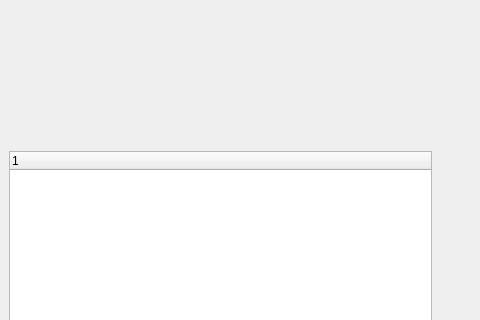
First picture: the form in src/moleculeviewerwidget.ui, repository KDE/kalzium, before the edit; both pictures show x 0 to 480 and y 85 to 405 of the 747 by 545 pixel window.
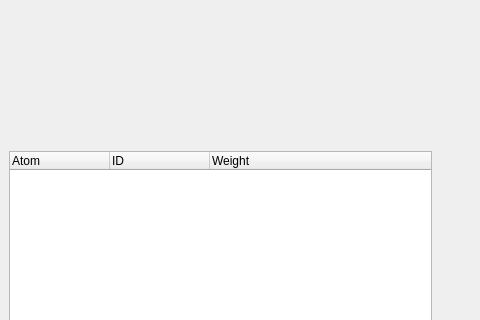
Second picture: the form after the edit. Custom widgets are drawn as their Qt base class.

```diff
--- a/src/moleculeviewerwidget.ui
+++ b/src/moleculeviewerwidget.ui
@@ -51,7 +51,23 @@
       </spacer>
      </item>
      <item>
-      <widget class="QTreeWidget" name="treeWidget" />
+      <widget class="QTreeWidget" name="treeWidget" >
+       <column>
+        <property name="text" >
+         <string>Atom</string>
+        </property>
+       </column>
+       <column>
+        <property name="text" >
+         <string>ID</string>
+        </property>
+       </column>
+       <column>
+        <property name="text" >
+         <string>Weight</string>
+        </property>
+       </column>
+      </widget>
      </item>
      <item>
       <widget class="QGroupBox" name="groupBox" >
```
